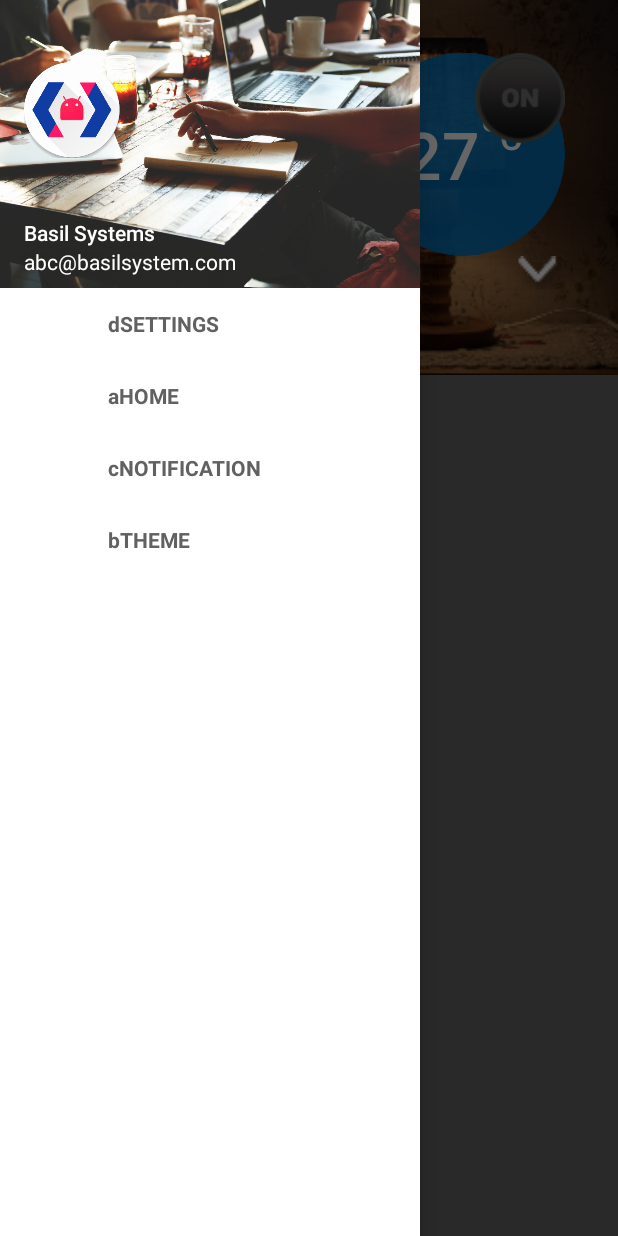
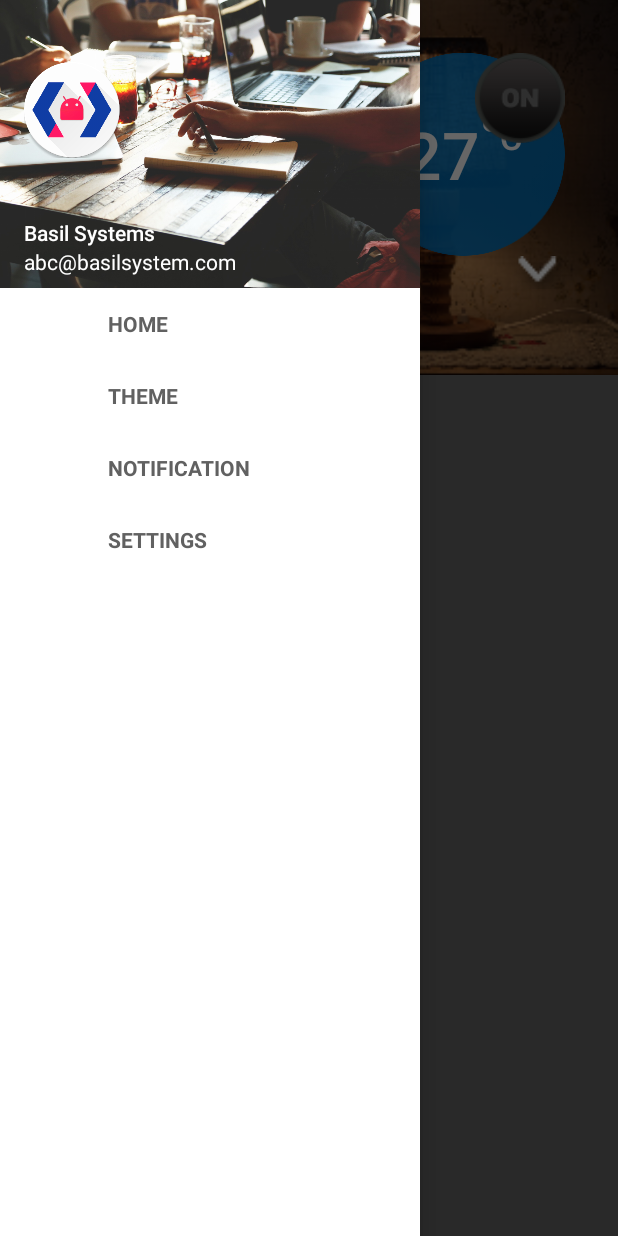
Before and after one commit to lijodavidson/ritikadhyawala-cloverboardandroid-a8ad2f490438, an Android app: the MainActivity screen opened directly, with no data from a screen before it, with the side drawer open, on a phone screen of 412 x 824 dp. Run offline under Robolectric (Android 15) with nearby library versions, the phone set to English and light mode, and no system bars; 2 statements that could not run were skipped.

Commit message:
23 afternoon!! working with expandable listview without group image

```diff
--- a/app/src/main/java/com/basilsystems/app/cloverboard/activities/MainActivity.java
+++ b/app/src/main/java/com/basilsystems/app/cloverboard/activities/MainActivity.java
@@ -59,6 +59,7 @@ import org.json.JSONObject;
 
 import java.util.ArrayList;
 import java.util.HashMap;
+import java.util.LinkedHashMap;
 import java.util.List;
 
 
@@ -86,7 +87,7 @@ public class MainActivity extends AppCompatActivity {
     ExpandableListView expandableListView;
     ExpandableListAdapter expandableListAdapter;
     List<String> expandableListTitle;
-    HashMap<String, List<String>> expandableListDetail;
+    LinkedHashMap<String, List<String>> expandableListDetail;
 
 
 
@@ -156,7 +157,7 @@ public class MainActivity extends AppCompatActivity {
 
 
 
-        expandableListView.setOnGroupExpandListener(new ExpandableListView.OnGroupExpandListener() {
+     /*   expandableListView.setOnGroupExpandListener(new ExpandableListView.OnGroupExpandListener() {
 
             @Override
             public void onGroupExpand(int groupPosition) {
@@ -164,12 +165,12 @@ public class MainActivity extends AppCompatActivity {
                         expandableListTitle.get(groupPosition) + " List Expanded.",
                         Toast.LENGTH_SHORT).show();
             }
-        });
+        });*/
 
 
 
 
-      /*  expandableListView.setOnGroupExpandListener(new ExpandableListView.OnGroupExpandListener() {
+        expandableListView.setOnGroupExpandListener(new ExpandableListView.OnGroupExpandListener() {
             int previousItem = -1;
 
             @Override
@@ -178,12 +179,12 @@ public class MainActivity extends AppCompatActivity {
                     expandableListView.collapseGroup(previousItem);
                 previousItem = groupPosition;
             }
-        });*/
+        });
 
 
 
 
-        expandableListView.setOnGroupCollapseListener(new ExpandableListView.OnGroupCollapseListener() {
+      /*  expandableListView.setOnGroupCollapseListener(new ExpandableListView.OnGroupCollapseListener() {
 
             @Override
             public void onGroupCollapse(int groupPosition) {
@@ -192,7 +193,7 @@ public class MainActivity extends AppCompatActivity {
                         Toast.LENGTH_SHORT).show();
 
             }
-        });
+        });*/
 
 
 
@@ -578,13 +579,13 @@ public class MainActivity extends AppCompatActivity {
        // SubMenu homeSubmenu = navigationMenus.addSubMenu("Home");
         //  homeSubmenu.setIcon(R.drawable.home);
        // MenuItem homeMenu = navigationMenus.add(Menu.NONE,1, Menu.NONE,  "Home");
-       /* for (Device device : devices) {
+        /*for (Device device : devices) {
             MenuItem room = navigationMenus.add( device.getName());
 
 
-        }*/
+        }
 
-     /*   navigationMenus.add("Themes").setIcon(R.drawable.nav_notification);
+        navigationMenus.add("Themes").setIcon(R.drawable.nav_notification);
         navigationMenus.add("Settings").setIcon(R.drawable.nav_settings);
         navigationMenus.add("Notifications").setIcon(R.drawable.nav_notification);*/
 
--- a/app/src/main/java/com/basilsystems/app/cloverboard/adapter/ExpandableListAdapterNew.java
+++ b/app/src/main/java/com/basilsystems/app/cloverboard/adapter/ExpandableListAdapterNew.java
@@ -12,6 +12,7 @@ import android.widget.TextView;
 import com.basilsystems.app.asdasdasdasdas.R;
 
 import java.util.HashMap;
+import java.util.LinkedHashMap;
 import java.util.List;
 
 /**
@@ -21,10 +22,10 @@ public class ExpandableListAdapterNew extends BaseExpandableListAdapter {
 
     private Context context;
     private List<String> expandableListTitle;
-    private HashMap<String, List<String>> expandableListDetail;
+    private LinkedHashMap<String, List<String>> expandableListDetail;
    // private HashMap<String,List<String>> expandableicon;
     public ExpandableListAdapterNew(Context context, List<String> expandableListTitle,
-                                    HashMap<String, List<String>> expandableListDetail) {
+                                    LinkedHashMap<String, List<String>> expandableListDetail) {
         this.context = context;
         this.expandableListTitle = expandableListTitle;
         this.expandableListDetail = expandableListDetail;
--- a/app/src/main/java/com/basilsystems/app/cloverboard/adapter/ExpandableListDataPump.java
+++ b/app/src/main/java/com/basilsystems/app/cloverboard/adapter/ExpandableListDataPump.java
@@ -4,6 +4,7 @@ import android.graphics.drawable.Icon;
 
 import java.util.ArrayList;
 import java.util.HashMap;
+import java.util.LinkedHashMap;
 import java.util.List;
 
 /**
@@ -11,34 +12,31 @@ import java.util.List;
  */
 public class ExpandableListDataPump {
 
-    public static HashMap<String, List<String>> getData() {
-        HashMap<String, List<String>> expandableListDetail = new HashMap<String, List<String>>();
+    public static LinkedHashMap<String, List<String>> getData() {
 
-        List<String> themes = new ArrayList<String>();
-        themes.add("MORNING");
-        themes.add("NIGHT ");
-        themes.add("PARTY");
+        LinkedHashMap<String, List<String>> expandableListDetail = new LinkedHashMap<String, List<String>>();
 
 
 
 
 
+        List<String> home = new ArrayList<String>();
+        home.add("BEDROOM");
+        home.add("KITCHEN");
+        home.add("LIVING ROOM");
+        expandableListDetail.put("HOME", home);
 
 
-        List<String> ahome = new ArrayList<String>();
-        ahome.add("BEDROOM");
-        ahome.add("KITCHEN");
-        ahome.add("LIVING ROOM");
 
+        List<String> theme = new ArrayList<String>();
+
+        expandableListDetail.put("THEME", theme);
+
+        List<String> notification = new ArrayList<String>();
+        expandableListDetail.put("NOTIFICATION", notification);
 
         List<String> settings = new ArrayList<String>();
-        List<String> notification = new ArrayList<String>();
-
-
-        expandableListDetail.put("cNOTIFICATION", notification);
-        expandableListDetail.put("bTHEME", themes);
-        expandableListDetail.put("dSETTINGS", settings);
-        expandableListDetail.put("aHOME", ahome);
+        expandableListDetail.put("SETTINGS", settings);
 
         return expandableListDetail;
     }
--- a/app/src/main/res/layout/activity_main.xml
+++ b/app/src/main/res/layout/activity_main.xml
@@ -161,7 +161,7 @@
 
         <ExpandableListView
             android:id="@+id/expandableListView"
-            android:layout_height="match_parent"
+            android:layout_height="wrap_content"
             android:layout_width="match_parent"
            android:layout_marginTop="198dp"
             android:divider="@null"
--- a/app/src/main/res/layout/list_item.xml
+++ b/app/src/main/res/layout/list_item.xml
@@ -7,7 +7,7 @@
         android:id="@+id/expandedListItem"
         android:layout_width="wrap_content"
         android:layout_height="48dp"
-        android:layout_marginLeft="72dp"
+        android:layout_marginLeft="85dp"
         android:textColor="@color/md_grey_700"
         android:paddingTop="8dp"
         android:paddingBottom="8dp"
```
